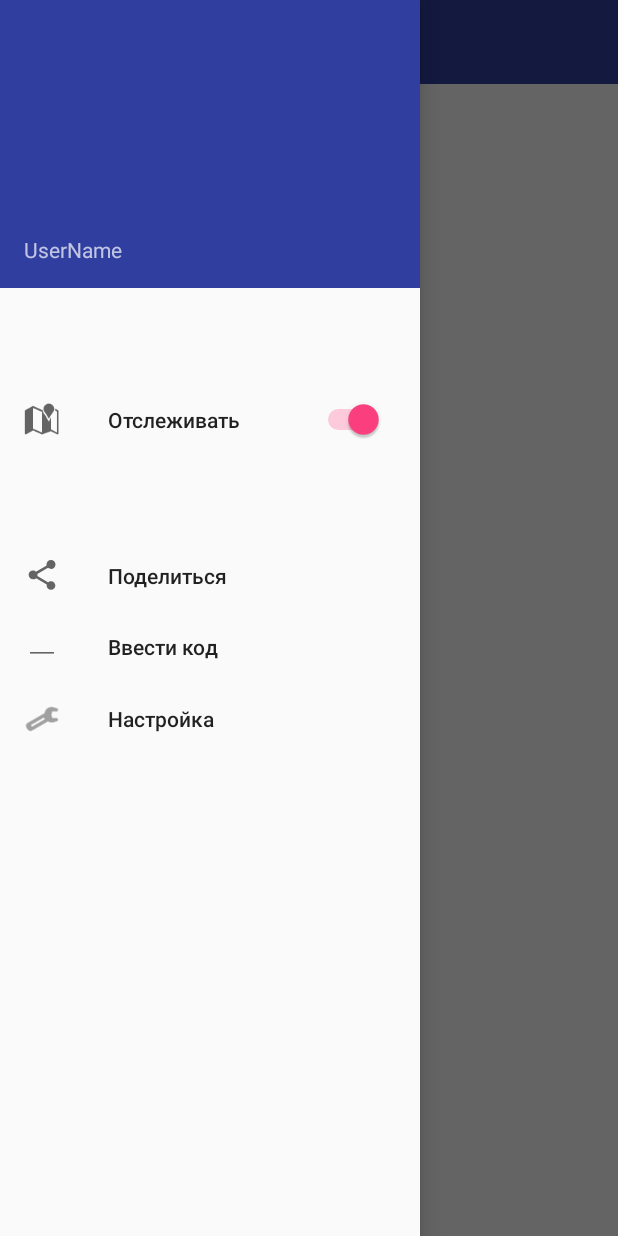
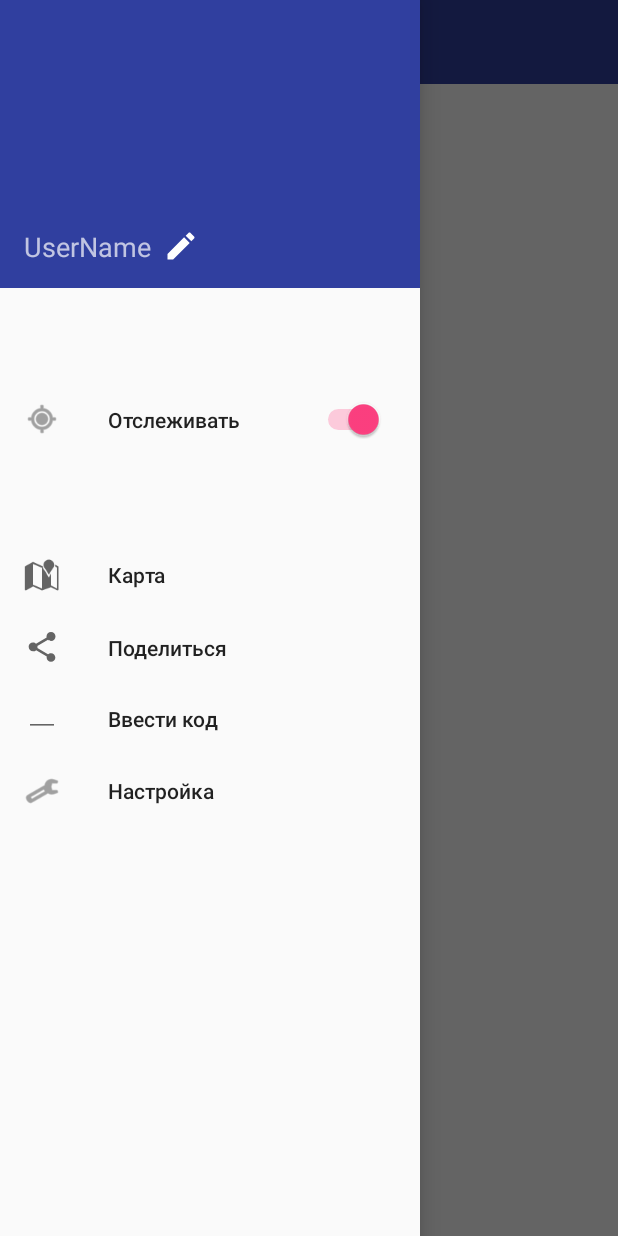
Before and after one commit to Fabien244/ShareLocationAndroid, an Android app: the MainActivity screen opened directly, with no data from a screen before it, with the side drawer open, on a phone screen of 412 x 824 dp. Run offline under Robolectric (Android 15) with nearby library versions, the phone set to English and light mode, and no system bars; 2 statements that could not run were skipped.

Commit message:
- Исправлены критические баги с отображением пользователей на карте - Исправлен баг с нажатием клавиши "cancel" - Добавлена кнопка открытия карты - Добавлена иконка для смены ника - Добавлены кнопки скопировать/поделиться кодом

```diff
--- a/app/src/main/java/sharelocation/cbgames/android/sharelocation/EnterFragment.java
+++ b/app/src/main/java/sharelocation/cbgames/android/sharelocation/EnterFragment.java
@@ -78,7 +78,7 @@ public class EnterFragment extends Fragment {
         ArrayList<MyInformation.InformationUser> informationUsersOriginal = MyInformation.get(getContext()).getUsers();
         ArrayList<MyInformation.InformationUser> informationUsersCopy = new ArrayList<MyInformation.InformationUser>();
 
-        for(int i=1; i<informationUsersOriginal.size(); i++){
+        for(int i=0; i<informationUsersOriginal.size(); i++){
             informationUsersCopy.add(informationUsersOriginal.get(i));
         }
 
--- a/app/src/main/java/sharelocation/cbgames/android/sharelocation/MainActivity.java
+++ b/app/src/main/java/sharelocation/cbgames/android/sharelocation/MainActivity.java
@@ -36,6 +36,7 @@ import android.view.View;
 import android.widget.Button;
 import android.widget.CompoundButton;
 import android.widget.EditText;
+import android.widget.LinearLayout;
 import android.widget.RemoteViews;
 import android.widget.Switch;
 import android.widget.TextView;
@@ -113,7 +114,7 @@ public class MainActivity extends AppCompatActivity {
         setSupportActionBar(toolbar);
         ActionBar actionbar = getSupportActionBar();
         actionbar.setDisplayHomeAsUpEnabled(true);
-        //actionbar.setHomeAsUpIndicator(R.drawable);
+        actionbar.setHomeAsUpIndicator(R.drawable.ic_menu_black_24dp);
 
         mDrawerLayout = findViewById(R.id.drawer_layout);
         NavigationView navigationView = findViewById(R.id.nav_view);
@@ -129,7 +130,8 @@ public class MainActivity extends AppCompatActivity {
             }
         });
 
-        checkedLocationSwitch = (Switch) navigationView.getMenu().getItem(0).getActionView().findViewById(R.id.checked_location);
+
+                checkedLocationSwitch = (Switch) navigationView.getMenu().getItem(0).getActionView().findViewById(R.id.checked_location);
         checkedLocationSwitch.setOnClickListener(new View.OnClickListener() {
             @Override
             public void onClick(View view) {
@@ -147,6 +149,10 @@ public class MainActivity extends AppCompatActivity {
                         switch (id){
                             case R.id.checked_location_item:
                                 checkedLocation(true);
+                                break;
+                            case R.id.open_map:
+                                tran.replace(R.id.fragment_container, new MapFragment());
+                                tran.commit();
                                 break;
                             case R.id.nav_share_code:
                                 tran.replace(R.id.fragment_container, new ShareFragment());
@@ -309,8 +315,9 @@ public class MainActivity extends AppCompatActivity {
     @Override
     public void onBackPressed() {
 
+        finish();
+        /*
         int count = getSupportFragmentManager().getBackStackEntryCount();
-
         if (count == 0) {
             android.support.v4.app.FragmentTransaction tran = getSupportFragmentManager().beginTransaction();
             tran.replace(R.id.fragment_container, new MapFragment());
@@ -318,6 +325,7 @@ public class MainActivity extends AppCompatActivity {
         } else {
             getFragmentManager().popBackStack();
         }
+        */
     }
 
 
@@ -341,11 +349,12 @@ public class MainActivity extends AppCompatActivity {
         String jsonData = "";
 
         ArrayList<MyInformation.InformationUser> informUsers = MyInformation.get(getBaseContext()).getUsers();
-        for(int i=1; i<informUsers.size(); i++){
-            if(i == 1)
-                jsonData = "\""+informUsers.get(i).getCode()+"\"";
-            else
-                jsonData += ",\""+informUsers.get(i).getCode()+"\"";
+
+        if(informUsers.size() >= 2)
+            jsonData = "\""+informUsers.get(1).getCode()+"\"";
+
+        for(int i=2; i<informUsers.size(); i++){
+            jsonData += ",\""+informUsers.get(i).getCode()+"\"";
         }
         if(informUsers.size() > 1)
             new GetAllCodesRequestTask(jsonData).execute();
--- a/app/src/main/java/sharelocation/cbgames/android/sharelocation/MapFragment.java
+++ b/app/src/main/java/sharelocation/cbgames/android/sharelocation/MapFragment.java
@@ -139,7 +139,7 @@ public class MapFragment extends SupportMapFragment {
         }
         ArrayList<MyInformation.InformationUser> informUsers = MyInformation.get(getContext()).getUsers();
         BitmapDescriptor itemBitmap = BitmapDescriptorFactory.fromResource(R.drawable.othericon);
-        for(int i=1; i < informUsers.size(); i++){
+        for(int i=0; i < informUsers.size(); i++){
             LatLng loc = informUsers.get(i).getLocation();
             otherPoint = new LatLng(loc.latitude, loc.longitude);
             MarkerOptions otherMarker = new MarkerOptions()
@@ -163,7 +163,7 @@ public class MapFragment extends SupportMapFragment {
             }
             bounds = builder.build();
             update = CameraUpdateFactory.newLatLngBounds(bounds, margin);
-        }else{
+        }else if(countPoints != 0){
             bounds = builder.build();
             update = CameraUpdateFactory.newLatLngBounds(bounds, margin);
         }
--- a/app/src/main/java/sharelocation/cbgames/android/sharelocation/MyInformation.java
+++ b/app/src/main/java/sharelocation/cbgames/android/sharelocation/MyInformation.java
@@ -158,6 +158,7 @@ public class MyInformation {
     public void addUser(InformationUser informUser){
         ContentValues values = getContentValues(informUser);
         if(getUser(informUser.getCode()) == null) {
+            informUser.setId(UUID.randomUUID());
             mDatabase.insert(UserTable.NAME, null, values);
         }else{
             mDatabase.update(UserTable.NAME, values,
--- /dev/null
+++ b/app/src/main/res/drawable/ic_edit_black_24dp.xml
@@ -0,0 +1,5 @@
+<vector android:height="24dp" android:tint="#FFFFFF"
+    android:viewportHeight="24.0" android:viewportWidth="24.0"
+    android:width="24dp" xmlns:android="http://schemas.android.com/apk/res/android">
+    <path android:fillColor="#FF000000" android:pathData="M3,17.25V21h3.75L17.81,9.94l-3.75,-3.75L3,17.25zM20.71,7.04c0.39,-0.39 0.39,-1.02 0,-1.41l-2.34,-2.34c-0.39,-0.39 -1.02,-0.39 -1.41,0l-1.83,1.83 3.75,3.75 1.83,-1.83z"/>
+</vector>
--- /dev/null
+++ b/app/src/main/res/drawable/ic_menu_black_24dp.xml
@@ -0,0 +1,5 @@
+<vector android:height="24dp" android:tint="#FFFFFF"
+    android:viewportHeight="24.0" android:viewportWidth="24.0"
+    android:width="24dp" xmlns:android="http://schemas.android.com/apk/res/android">
+    <path android:fillColor="#FF000000" android:pathData="M3,18h18v-2L3,16v2zM3,13h18v-2L3,11v2zM3,6v2h18L21,6L3,6z"/>
+</vector>
--- /dev/null
+++ b/app/src/main/res/drawable/ic_my_location_black_24dp.xml
@@ -0,0 +1,5 @@
+<vector android:height="24dp" android:tint="#FFFFFF"
+    android:viewportHeight="24.0" android:viewportWidth="24.0"
+    android:width="24dp" xmlns:android="http://schemas.android.com/apk/res/android">
+    <path android:fillColor="#FF000000" android:pathData="M12,8c-2.21,0 -4,1.79 -4,4s1.79,4 4,4 4,-1.79 4,-4 -1.79,-4 -4,-4zM20.94,11c-0.46,-4.17 -3.77,-7.48 -7.94,-7.94L13,1h-2v2.06C6.83,3.52 3.52,6.83 3.06,11L1,11v2h2.06c0.46,4.17 3.77,7.48 7.94,7.94L11,23h2v-2.06c4.17,-0.46 7.48,-3.77 7.94,-7.94L23,13v-2h-2.06zM12,19c-3.87,0 -7,-3.13 -7,-7s3.13,-7 7,-7 7,3.13 7,7 -3.13,7 -7,7z"/>
+</vector>
--- a/app/src/main/res/layout/nav_header.xml
+++ b/app/src/main/res/layout/nav_header.xml
@@ -1,5 +1,6 @@
 <?xml version="1.0" encoding="utf-8"?>
 <LinearLayout xmlns:android="http://schemas.android.com/apk/res/android"
+              xmlns:app="http://schemas.android.com/apk/res-auto"
               android:layout_width="match_parent"
               android:layout_height="192dp"
               android:background="@color/colorPrimaryDark"
@@ -8,10 +9,28 @@
               android:orientation="vertical"
               android:gravity="bottom">
 
-    <TextView
-        android:id="@+id/username_text"
-        android:layout_width="match_parent"
+    <LinearLayout
+        android:id="@+id/linear_username"
+        android:layout_width="wrap_content"
         android:layout_height="wrap_content"
-        android:text="UserName"/>
+        android:orientation="horizontal">
+
+        <TextView
+            android:id="@+id/username_text"
+            android:layout_width="match_parent"
+            android:layout_height="match_parent"
+            android:layout_weight="1"
+            android:text="UserName"
+            android:textAlignment="viewStart"
+            android:textSize="18sp"/>
+
+        <ImageView
+            android:id="@+id/imageView4"
+            android:layout_width="wrap_content"
+            android:layout_height="wrap_content"
+            android:layout_weight="1"
+            android:paddingLeft="8dp"
+            app:srcCompat="@drawable/ic_edit_black_24dp"/>
+    </LinearLayout>
 
 </LinearLayout>
--- a/app/src/main/res/menu/drawer_view.xml
+++ b/app/src/main/res/menu/drawer_view.xml
@@ -5,9 +5,14 @@
 
         <item
             android:id="@+id/checked_location_item"
-            android:icon="@android:drawable/ic_dialog_map"
+            android:icon="@android:drawable/ic_menu_mylocation"
             android:title="@string/enable_send_location"
             app:actionLayout="@layout/menu_switch"/>
+
+        <item
+            android:id="@+id/open_map"
+            android:icon="@android:drawable/ic_dialog_map"
+            android:title="@string/map"/>
 
         <item
             android:id="@+id/nav_share_code"
--- a/app/src/main/res/values/strings.xml
+++ b/app/src/main/res/values/strings.xml
@@ -31,4 +31,5 @@
     <string name="change">Изменить</string>
     <string name="cancel">Отмена</string>
     <string name="change_nick_to">Ник изменен на %1$s</string>
+    <string name="map">Карта</string>
 </resources>
```
